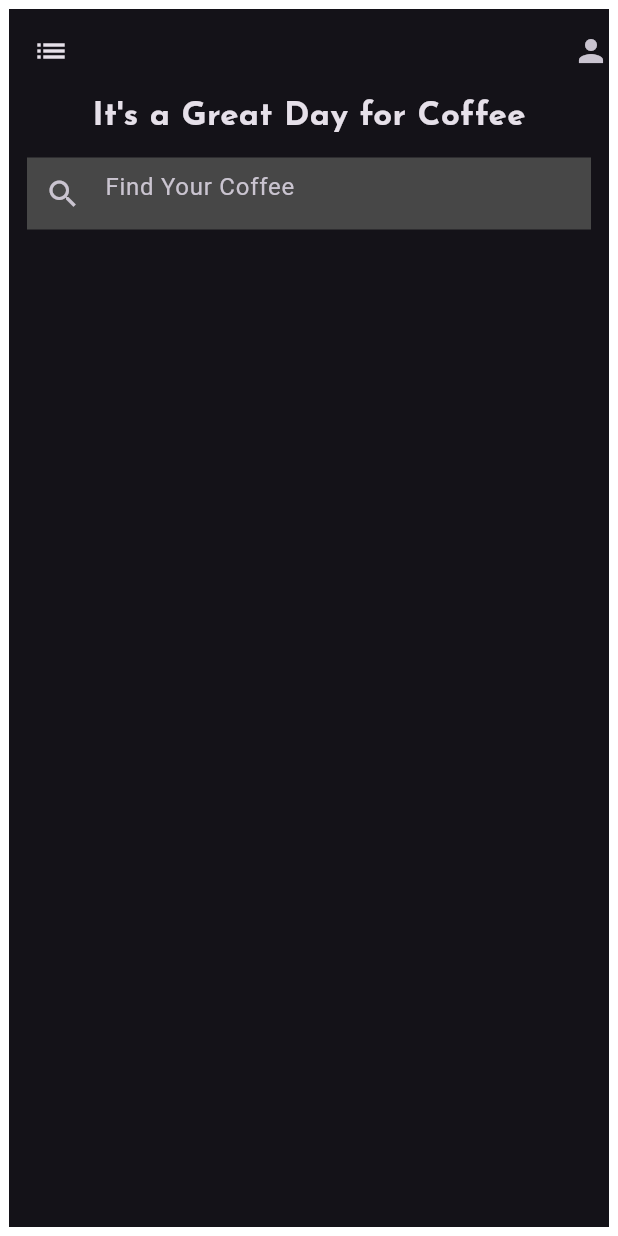
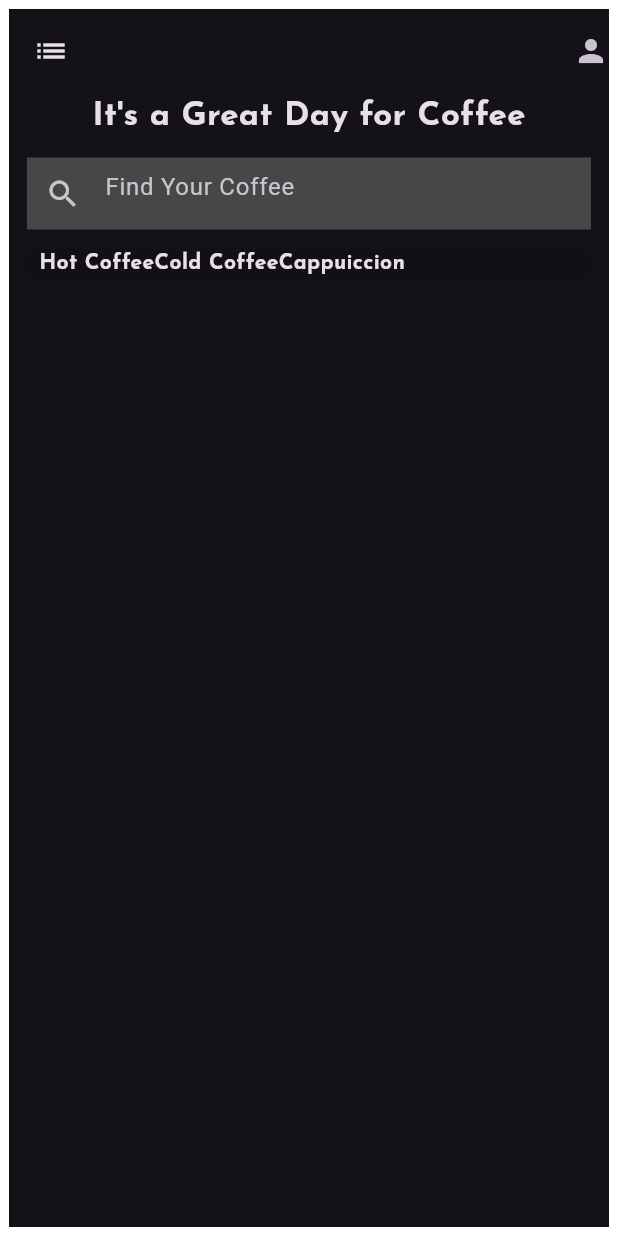
Before and after one commit to Has5an-Ali/CoffeeShopUi, a Flutter app: the HomeScreen screen opened directly, on a phone screen of 412 x 824 dp. Run offline on Flutter 3.47's test engine with Material 3 defaults, Android fonts, the light colour scheme and no system bars; our stand-ins replace get, google_fonts, velocity_x; missing offline and left inert: dart:ffi.

```diff
--- /dev/null
+++ b/coffeeshopui/lib/CommonWidget/listing.dart
@@ -0,0 +1,7 @@
+import 'package:coffeeshopui/const/const.dart';
+
+const coffeetype = [
+  hot,
+  cold,
+  capp,
+];
--- a/coffeeshopui/lib/HomeScreen/HomeScreen.dart
+++ b/coffeeshopui/lib/HomeScreen/HomeScreen.dart
@@ -1,3 +1,4 @@
+import 'package:coffeeshopui/CommonWidget/listing.dart';
 import 'package:coffeeshopui/const/const.dart';
 import 'package:flutter/material.dart';
 
@@ -6,6 +7,7 @@ class HomeScreen extends StatelessWidget {
 
   @override
   Widget build(BuildContext context) {
+    var selectedindex = 0;
     return Padding(
       padding: const EdgeInsets.all(6),
       child: Scaffold(
@@ -29,7 +31,24 @@ class HomeScreen extends StatelessWidget {
                   filled: true,
                   border: InputBorder.none),
             ).box.roundedFull.padding(EdgeInsets.all(12)).make(),
-            //
+
+            // Tab Showing tab for different coffee
+
+            Row(
+              children: List.generate(
+                  coffeetype.length,
+                  (index) => "${coffeetype[index]}"
+                      .text
+                      .fontFamily(bold2)
+                      .size(14)
+                      .makeCentered()),
+            )
+                .box
+                .margin(EdgeInsets.symmetric(horizontal: 8))
+                .padding(EdgeInsets.symmetric(horizontal: 12))
+                .rounded
+                .shadow
+                .make()
           ],
         ),
       ),
--- a/coffeeshopui/lib/const/Strings.dart
+++ b/coffeeshopui/lib/const/Strings.dart
@@ -2,3 +2,5 @@ const coffee = "Coffee Shop";
 const feeling = "Feeling Low ? Take a Sip of Coffee";
 
 const day = "It's a Great Day for Coffee";
+
+const hot = "Hot Coffee", cold = "Cold Coffee", capp = "Cappuiccion";
```
